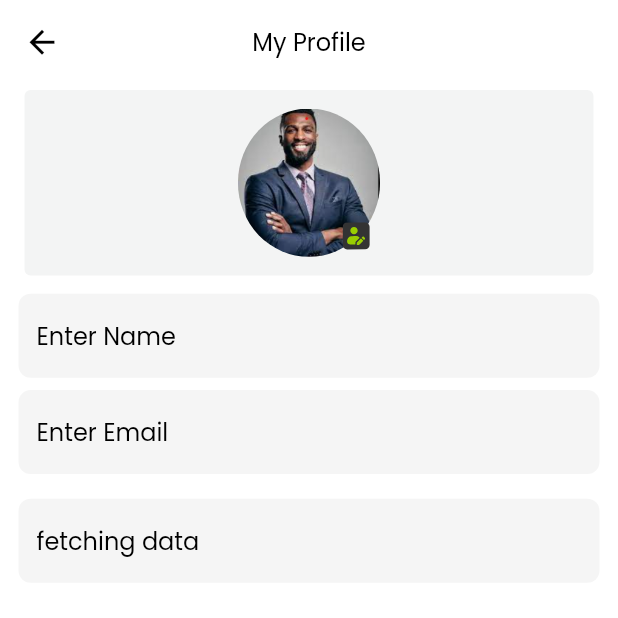
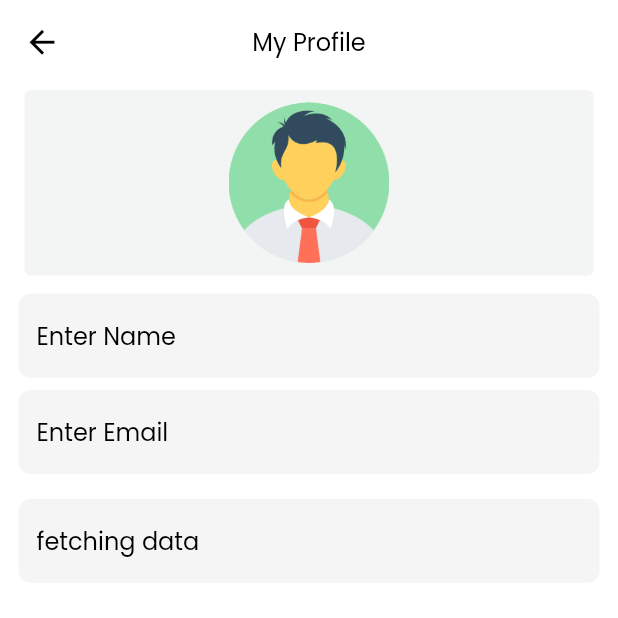
Before and after one commit to Neel-Paghadal/grocery_distributor, a Flutter app: the MyProfileScreen screen opened directly, on a phone screen of 412 x 824 dp, the top half of it. Run offline on Flutter 3.47's test engine with Material 2 defaults, Android fonts, the phone set to English and light mode, and no system bars; our stand-ins replace device_preview, expandable, flutter_svg, fluttertoast, get, image_picker and 2 more; accounts and stored records are empty.

Commit message:
profile screen filter 9-12-2023

```diff
--- a/lib/Screens/myProfile_screen.dart
+++ b/lib/Screens/myProfile_screen.dart
@@ -1,4 +1,5 @@
 import 'dart:io';
+import 'package:flutter/cupertino.dart';
 import 'package:flutter/material.dart';
 import 'package:flutter_svg/flutter_svg.dart';
 import 'package:get/get.dart';
@@ -150,42 +151,11 @@ class _MyProfileScreenState extends State<MyProfileScreen> {
                               child: imageNotes != null
                                   ? Image.file(
                                 imageNotes!,
-                                width: deviceWidth * 0.23,
-                                height: deviceHeight * 0.12,
+                                width: deviceWidth * 0.275,
+                                height: deviceHeight * 0.13,
                                 fit: BoxFit.cover,
                               )
-                                  : Image.asset('assets/Images/man.png',
-                                width: deviceWidth * 0.23,
-                                height: deviceHeight * 0.12,
-                                fit: BoxFit.cover,
-                              ),
-                            ),
-                          ),
-                          // Container(
-                          //   decoration: BoxDecoration(
-                          //     border: Border.all(color: Colors.transparent),
-                          //     borderRadius: const BorderRadius.all(
-                          //       Radius.circular(100),
-                          //     ),
-                          //   ),
-                          //   child: ClipOval(
-                          //     child: CircleAvatar(
-                          //       maxRadius: 45,
-                          //       backgroundColor: imageNotes == null
-                          //           ? const Color(0xff99CE02).withOpacity(0.2)
-                          //           : Colors.transparent,
-                          //       child: imageNotes == null ? null : ClipOval(
-                          //               child: Image.file(
-                          //               imageNotes!,
-                          //             )),
-                          //       // backgroundColor: Colors.transparent,
-                          //     ),
-                          //   ),
-                          // ),
-                          Positioned(
-                            bottom: 4,
-                            right: 6,
-                            child: InkWell(
+                                  : InkWell(
                                 onTap: () {
                                   showDialog<void>(
                                     context: context,
@@ -227,11 +197,129 @@ class _MyProfileScreenState extends State<MyProfileScreen> {
                                       );
                                     },
                                   );
+
+
                                 },
-                                splashColor: ConstColour.btnHowerColor,
-                                child: SvgPicture.asset(
-                                    "assets/Icons/userEdit.svg")),
+                                    child: Image.asset('assets/Images/mans.png',
+                                width: deviceWidth * 0.275,
+                                height: deviceHeight * 0.13,
+                                fit: BoxFit.contain,
+                              ),
+                                  ),
+                            ),
+                          ),
+
+
+                          // CircleAvatar(
+                          //   // maxRadius: deviceWidth * 0.12,
+                          //   // minRadius: deviceWidth * 0.08,
+                          //   radius: deviceWidth * 0.12,
+                          //
+                          //   child: imageNotes != null
+                          //       ? Image.file(
+                          //     imageNotes!,
+                          //     width: deviceWidth * 1.0,
+                          //     // width: deviceWidth * 0.23,
+                          //     // height: deviceHeight * 0.12,
+                          //     fit: BoxFit.cover,
+                          //   )
+                          //       : Image.asset('assets/Images/man.png',
+                          //     // width: deviceWidth * 0.23,
+                          //     // height: deviceHeight * 0.12,
+                          //     fit: BoxFit.cover,
+                          //     width: deviceWidth * 0.2,
+                          //   ),
+                          // ),
+
+
+
+
+
+
+
+
+
+
+
+
+
+                          // Positioned(
+                          //   bottom: 6,
+                          //   right: 7,
+                          //   child: InkWell(
+                          //       onTap: () {
+                          //         showDialog<void>(
+                          //           context: context,
+                          //           builder: (BuildContext dialogContext) {
+                          //             return AlertDialog(
+                          //               content: SizedBox(
+                          //                 height: deviceHeight * 0.15,
+                          //                 child: Column(
+                          //                   children: [
+                          //                     Card(
+                          //                       child: ListTile(
+                          //                         title: const Text("Camera"),
+                          //                         onTap: () {
+                          //                           Navigator.pop(context);
+                          //                           getImageCamera();
+                          //                         },
+                          //                         leading: const Icon(
+                          //                           Icons.camera_alt,
+                          //                           color: Colors.black,
+                          //                         ),
+                          //                       ),
+                          //                     ),
+                          //                     Card(
+                          //                       child: ListTile(
+                          //                         title: const Text("Gallery"),
+                          //                         onTap: () {
+                          //                           Navigator.pop(context);
+                          //                           getImageGallery();
+                          //                         },
+                          //                         leading: const Icon(
+                          //                           Icons.photo_library_rounded,
+                          //                           color: Colors.black,
+                          //                         ),
+                          //                       ),
+                          //                     ),
+                          //                   ],
+                          //                 ),
+                          //               ),
+                          //             );
+                          //           },
+                          //         );
+                          //       },
+                          //       splashColor: ConstColour.btnHowerColor,
+                          //       child: SvgPicture.asset(
+                          //           "assets/Icons/userEdit.svg")),
+                          // ),
+
+
+
+                          // Positioned(
+                          //   left: deviceWidth * 0.18,
+                          //   bottom: deviceHeight * 0.08,
+                          //   child: imageNotes != null ? IconButton(onPressed: () {
+                          //     setState(() {
+                          //       imageNotes = null;
+                          //     });
+                          //   }, icon: Icon(Icons.cancel,color: Colors.black,size: 24,)) : SizedBox()
+                          // )
+
+
+                          Positioned(
+                              left: deviceWidth * 0.18,
+                              // bottom: deviceHeight * 0.08,
+                              top: deviceHeight * 0.08,
+                              child: imageNotes != null ? IconButton(onPressed: () {
+                                setState(() {
+                                  imageNotes = null;
+                                });
+                              }, icon: Icon(CupertinoIcons.minus_circle_fill,color: Colors.red,size: 24,)) : SizedBox()
                           )
+
+
+
                         ],
                       ),
                     ),
```
Also changed, not shown: lib/Screens/live_order.dart (+3 -37 lines), assets/Images/avatar.png (added), assets/Images/mans.png (added).
